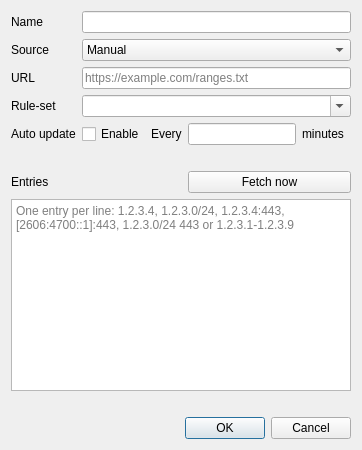
First picture: the form in include/ui/scanner/dialog_edit_ip_list.ui, repository throneproj/Throne, before the edit.
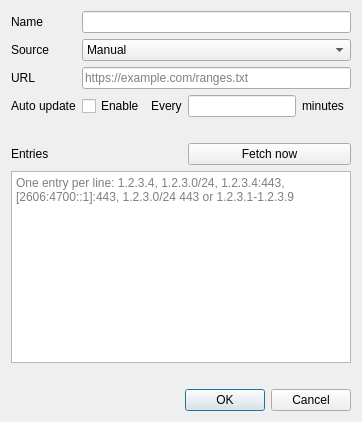
Second picture: the form after the edit.

What changed in the file:
```diff
--- a/include/ui/scanner/dialog_edit_ip_list.ui
+++ b/include/ui/scanner/dialog_edit_ip_list.ui
@@ -68,26 +68,6 @@
       </widget>
      </item>
      <item row="3" column="0">
-      <widget class="QLabel" name="label_rule_set">
-       <property name="text">
-        <string>Rule-set</string>
-       </property>
-       <property name="buddy">
-        <cstring>rule_set</cstring>
-       </property>
-      </widget>
-     </item>
-     <item row="3" column="1">
-      <widget class="QComboBox" name="rule_set">
-       <property name="editable">
-        <bool>true</bool>
-       </property>
-       <property name="insertPolicy">
-        <enum>QComboBox::InsertPolicy::NoInsert</enum>
-       </property>
-      </widget>
-     </item>
-     <item row="4" column="0">
       <widget class="QLabel" name="label_auto_update">
        <property name="text">
         <string>Auto update</string>
@@ -97,7 +77,7 @@
        </property>
       </widget>
      </item>
-     <item row="4" column="1">
+     <item row="3" column="1">
       <widget class="QWidget" name="auto_update_box" native="true">
        <layout class="QHBoxLayout" name="layout_auto_update">
         <property name="leftMargin">
```
Left out of the diff: 6 changed lines with no effect on the pictures.
